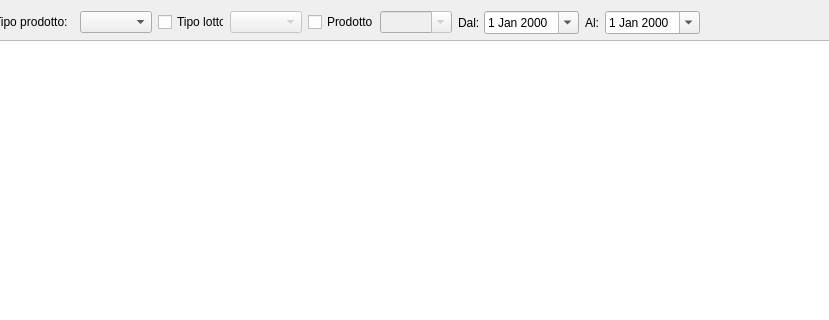
Above: hlotti.ui from fblabs/hamlet-mod-sancon before the change; both pictures show x 186 to 1015 and y 0 to 320 of the 1232 by 664 pixel window. Below: the same form after it.
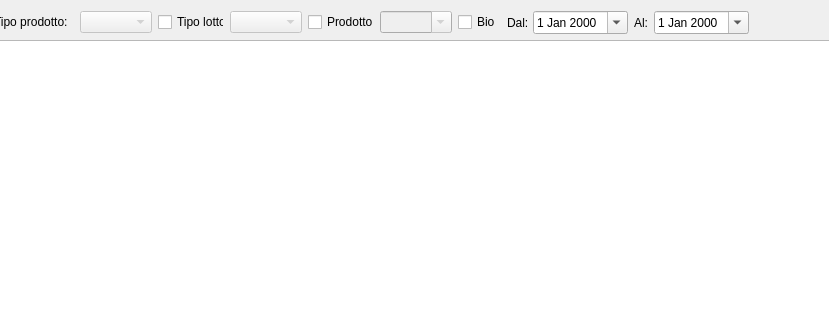
That is the form after the change. Icons and pictures are not drawn.

```diff
--- a/hlotti.ui
+++ b/hlotti.ui
@@ -63,7 +63,11 @@
             </widget>
            </item>
            <item>
-            <widget class="QComboBox" name="cbTipoProd"/>
+            <widget class="QComboBox" name="cbTipoProd">
+             <property name="enabled">
+              <bool>false</bool>
+             </property>
+            </widget>
            </item>
            <item>
             <widget class="QCheckBox" name="chbT">
@@ -119,6 +123,13 @@
            </item>
           </layout>
          </item>
+         <item>
+          <widget class="QCheckBox" name="chBio">
+           <property name="text">
+            <string>Bio</string>
+           </property>
+          </widget>
+         </item>
          <item>
           <layout class="QHBoxLayout" name="horizontalLayout_3">
            <item>
```
